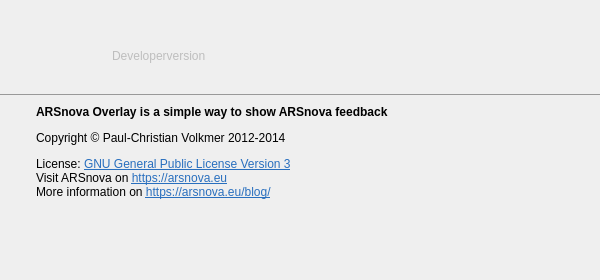
Old version of the form src/ui/infodialog.ui in the repository thm-projects/arsnova-overlay.
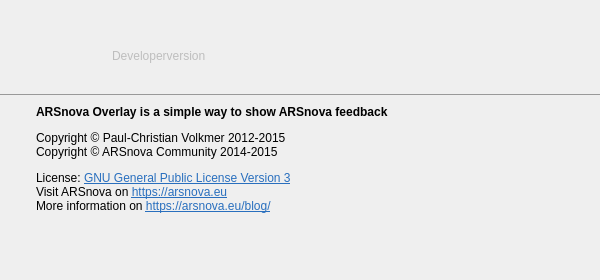
New version of the form. Icons and pictures are not drawn.

Commit message:
Bring WebSocket support for Socket.IO to ARSnova Overlay
Whith this change ARSnova Overlay acts like a native WebSocket client.
Instant feedback change is available now. Other values will follow soon.

Diff of the .ui file:
```diff
--- a/src/ui/infodialog.ui
+++ b/src/ui/infodialog.ui
@@ -219,11 +219,10 @@
         <string>&lt;!DOCTYPE HTML PUBLIC &quot;-//W3C//DTD HTML 4.0//EN&quot; &quot;http://www.w3.org/TR/REC-html40/strict.dtd&quot;&gt;
 &lt;html&gt;&lt;head&gt;&lt;meta name=&quot;qrichtext&quot; content=&quot;1&quot; /&gt;&lt;style type=&quot;text/css&quot;&gt;
 p, li { white-space: pre-wrap; }
-&lt;/style&gt;&lt;/head&gt;&lt;body style=&quot; font-family:'Liberation Sans'; font-size:8pt; font-weight:400; font-style:normal;&quot;&gt;
-&lt;p style=&quot; margin-top:12px; margin-bottom:12px; margin-left:0px; margin-right:0px; -qt-block-indent:0; text-indent:0px;&quot;&gt;&lt;span style=&quot; font-family:'Sans Serif'; font-size:9pt; font-weight:600;&quot;&gt;ARSnova Overlay is a simple way to show ARSnova feedback&lt;/span&gt;&lt;/p&gt;
-&lt;p style=&quot; margin-top:12px; margin-bottom:12px; margin-left:0px; margin-right:0px; -qt-block-indent:0; text-indent:0px;&quot;&gt;&lt;span style=&quot; font-family:'Sans Serif'; font-size:9pt;&quot;&gt;Copyright © Paul-Christian Volkmer 2012-2014&lt;/span&gt;&lt;/p&gt;
-&lt;p style=&quot; margin-top:12px; margin-bottom:12px; margin-left:0px; margin-right:0px; -qt-block-indent:0; text-indent:0px;&quot;&gt;&lt;span style=&quot; font-family:'Sans Serif'; font-size:9pt;&quot;&gt;License: &lt;/span&gt;&lt;a href=&quot;http://www.gnu.org/licenses/gpl-3.0.txt&quot;&gt;&lt;span style=&quot; font-family:'Sans Serif'; font-size:9pt; text-decoration: underline; color:#296fbe;&quot;&gt;GNU General Public License Version 3&lt;br /&gt;&lt;/span&gt;&lt;/a&gt;&lt;span style=&quot; font-family:'Sans Serif'; font-size:9pt;&quot;&gt;Visit ARSnova on &lt;/span&gt;&lt;a href=&quot;https://arsnova.eu&quot;&gt;&lt;span style=&quot; font-family:'Sans Serif'; font-size:9pt; text-decoration: underline; color:#296fbe;&quot;&gt;https://arsnova.eu&lt;br /&gt;&lt;/span&gt;&lt;/a&gt;&lt;span style=&quot; font-family:'Sans Serif'; font-size:9pt;&quot;&gt;More information on &lt;/span&gt;&lt;a href=&quot;https://arsnova.eu/blog/&quot;&gt;&lt;span style=&quot; font-family:'Sans Serif'; font-size:9pt; text-decoration: underline; color:#296fbe;&quot;&gt;https://arsnova.eu/blog/&lt;/span&gt;&lt;/a&gt;&lt;/p&gt;
-&lt;p style=&quot; margin-top:12px; margin-bottom:12px; margin-left:0px; margin-right:0px; -qt-block-indent:0; text-indent:0px;&quot;&gt;&lt;span style=&quot; font-family:'Sans Serif'; font-size:9pt;&quot;&gt;&lt;br /&gt;&lt;/span&gt;&lt;/p&gt;&lt;/body&gt;&lt;/html&gt;</string>
+&lt;/style&gt;&lt;/head&gt;&lt;body style=&quot; font-family:'Sans Serif'; font-size:8pt; font-weight:400; font-style:normal;&quot;&gt;
+&lt;p style=&quot; margin-top:12px; margin-bottom:12px; margin-left:0px; margin-right:0px; -qt-block-indent:0; text-indent:0px;&quot;&gt;&lt;span style=&quot; font-size:9pt; font-weight:600;&quot;&gt;ARSnova Overlay is a simple way to show ARSnova feedback&lt;/span&gt;&lt;/p&gt;
+&lt;p style=&quot; margin-top:12px; margin-bottom:12px; margin-left:0px; margin-right:0px; -qt-block-indent:0; text-indent:0px;&quot;&gt;&lt;span style=&quot; font-size:9pt;&quot;&gt;Copyright © Paul-Christian Volkmer 2012-2015&lt;br /&gt;Copyright © ARSnova Community 2014-2015 &lt;/span&gt;&lt;/p&gt;
+&lt;p style=&quot; margin-top:12px; margin-bottom:12px; margin-left:0px; margin-right:0px; -qt-block-indent:0; text-indent:0px;&quot;&gt;&lt;span style=&quot; font-size:9pt;&quot;&gt;License: &lt;/span&gt;&lt;a href=&quot;http://www.gnu.org/licenses/gpl-3.0.txt&quot;&gt;&lt;span style=&quot; font-size:9pt; text-decoration: underline; color:#296fbe;&quot;&gt;GNU General Public License Version 3&lt;br /&gt;&lt;/span&gt;&lt;/a&gt;&lt;span style=&quot; font-size:9pt;&quot;&gt;Visit ARSnova on &lt;/span&gt;&lt;a href=&quot;https://arsnova.eu&quot;&gt;&lt;span style=&quot; font-size:9pt; text-decoration: underline; color:#296fbe;&quot;&gt;https://arsnova.eu&lt;br /&gt;&lt;/span&gt;&lt;/a&gt;&lt;span style=&quot; font-size:9pt;&quot;&gt;More information on &lt;/span&gt;&lt;a href=&quot;https://arsnova.eu/blog/&quot;&gt;&lt;span style=&quot; font-size:9pt; text-decoration: underline; color:#296fbe;&quot;&gt;https://arsnova.eu/blog/&lt;/span&gt;&lt;/a&gt;&lt;/p&gt;&lt;/body&gt;&lt;/html&gt;</string>
        </property>
        <property name="openExternalLinks">
         <bool>true</bool>
```
Left out of the diff: 11 changed lines with no effect on the pictures. The commit also changes 2 other files.
